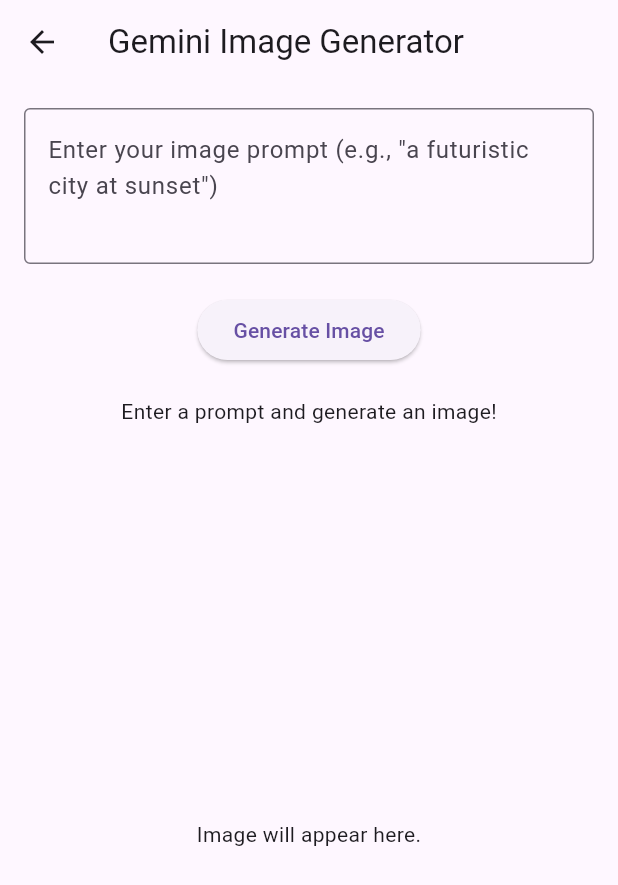
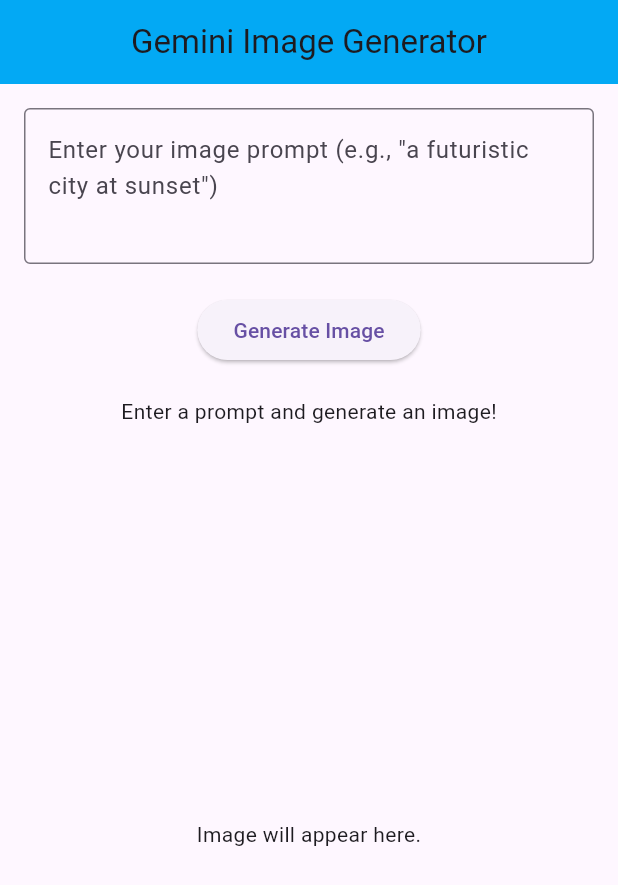
Before and after one commit to TarunPal3551/poc-image-generation-mobile, a Flutter app: the ImageGenExample screen opened directly, on a phone screen of 412 x 824 dp. Shown: the top 885 px of the screen. Run offline on Flutter 3.47's test engine with Material 3 defaults, Android fonts, the phone set to English and light mode, and no system bars; our stand-ins replace dio, flutter_gemini, get, image_picker, pretty_dio_logger.

```diff
--- a/lib/Screens/ai_generation.dart
+++ b/lib/Screens/ai_generation.dart
@@ -1,7 +1,6 @@
 import 'package:flutter/material.dart';
 import 'package:get/get.dart';
 import 'package:quick_pick/Repository/ai_controller.dart';
-
 
 class ImageGenExample extends StatelessWidget {
   const ImageGenExample({super.key});
@@ -12,16 +11,21 @@
 
     return Scaffold(
       appBar: AppBar(
+        backgroundColor: Colors.lightBlue,
+        centerTitle: true,
+        automaticallyImplyLeading: false,
         title: const Text('Gemini Image Generator'),
       ),
       body: Padding(
         padding: const EdgeInsets.all(16.0),
-        child: Obx(() => Column(
+        child: Obx(
+          () => Column(
             children: [
               TextField(
                 controller: controller.promptController,
                 decoration: const InputDecoration(
-                    hintText: 'Enter your image prompt (e.g., "a futuristic city at sunset")',
+                  hintText:
+                      'Enter your image prompt (e.g., "a futuristic city at sunset")',
                   border: OutlineInputBorder(),
                 ),
                 maxLines: 3,
@@ -42,12 +46,11 @@
                         controller.generatedImageBytes.value!,
                         fit: BoxFit.contain,
                       )
-                      : const Center(
-                          child: Text('Image will appear here.'),
+                    : const Center(child: Text('Image will appear here.')),
+              ),
+            ],
           ),
         ),
-              ],
-            )),
       ),
     );
   }
```
Lines whose indentation alone changed are shown as unchanged.
